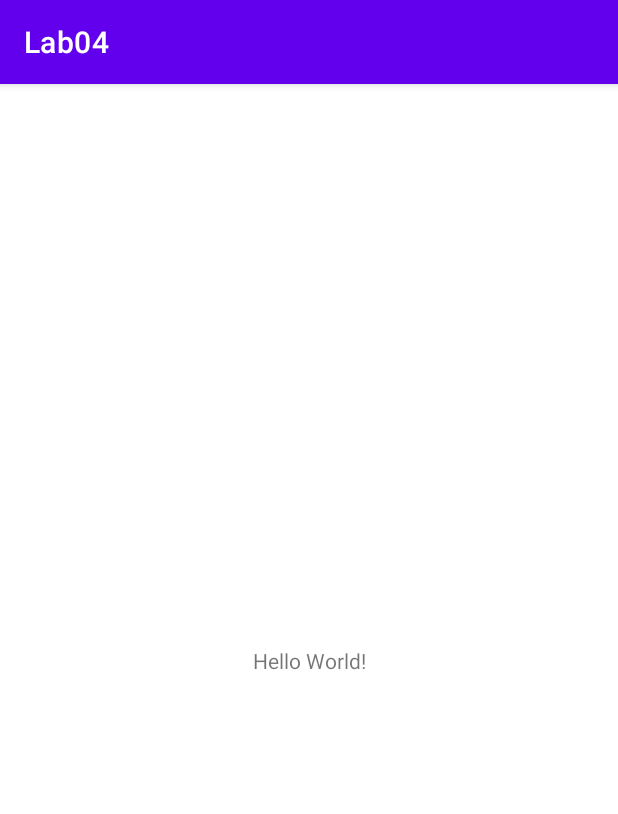
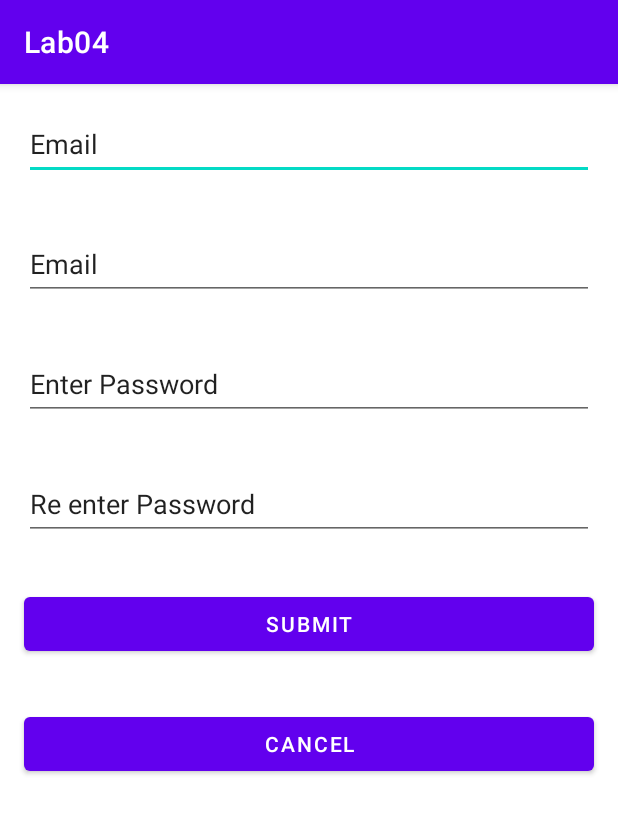
Before and after one commit to HasinduRanasinghe/MADTutorial04, an Android app: the screen it shows after launch (MainActivity), on a phone screen of 412 x 824 dp. Shown: the top 814 px of the screen. Run offline under Robolectric (Android 15) with nearby library versions, the phone set to English and light mode, and no system bars.

Commit message:
Second Commit

```diff
--- a/app/src/main/res/layout/activity_main.xml
+++ b/app/src/main/res/layout/activity_main.xml
@@ -1,18 +1,60 @@
 <?xml version="1.0" encoding="utf-8"?>
-<androidx.constraintlayout.widget.ConstraintLayout xmlns:android="http://schemas.android.com/apk/res/android"
+<LinearLayout xmlns:android="http://schemas.android.com/apk/res/android"
     xmlns:app="http://schemas.android.com/apk/res-auto"
     xmlns:tools="http://schemas.android.com/tools"
     android:layout_width="match_parent"
     android:layout_height="match_parent"
+    android:orientation="vertical"
     tools:context=".MainActivity">
 
-    <TextView
-        android:layout_width="wrap_content"
+    <EditText
+        android:id="@+id/text01Email"
+        android:layout_width="match_parent"
+        android:layout_height="48dp"
+        android:layout_margin="16dp"
+        android:ems="10"
+        android:inputType="textEmailAddress"
+        android:text="@string/text01Email" />
+
+    <EditText
+        android:id="@+id/text02Email"
+        android:layout_width="match_parent"
+        android:layout_height="48dp"
+        android:layout_margin="16dp"
+        android:ems="10"
+        android:inputType="textEmailAddress"
+        android:text="@string/text02Email" />
+
+    <EditText
+        android:id="@+id/text03Password"
+        android:layout_width="match_parent"
+        android:layout_height="48dp"
+        android:layout_margin="16dp"
+        android:ems="10"
+        android:inputType="textPersonName"
+        android:text="@string/text03Password" />
+
+    <EditText
+        android:id="@+id/text04Password"
+        android:layout_width="match_parent"
+        android:layout_height="48dp"
+        android:layout_margin="16dp"
+        android:ems="10"
+        android:inputType="textPersonName"
+        android:text="@string/text04Password" />
+
+    <Button
+        android:id="@+id/button_submit"
+        android:layout_width="match_parent"
         android:layout_height="wrap_content"
-        android:text="Hello World!"
-        app:layout_constraintBottom_toBottomOf="parent"
-        app:layout_constraintEnd_toEndOf="parent"
-        app:layout_constraintStart_toStartOf="parent"
-        app:layout_constraintTop_toTopOf="parent" />
+        android:layout_margin="16dp"
+        android:text="@string/button_submit" />
 
-</androidx.constraintlayout.widget.ConstraintLayout>
+    <Button
+        android:id="@+id/button_cancel"
+        android:layout_width="match_parent"
+        android:layout_height="wrap_content"
+        android:layout_margin="16dp"
+        android:text="@string/button_cancel" />
+
+</LinearLayout>
--- a/app/src/main/res/values/strings.xml
+++ b/app/src/main/res/values/strings.xml
@@ -1,3 +1,9 @@
 <resources>
     <string name="app_name">Lab04</string>
+    <string name="text01Email">Email</string>
+    <string name="text02Email">Email</string>
+    <string name="text03Password">Enter Password</string>
+    <string name="text04Password">Re enter Password</string>
+    <string name="button_submit">Submit</string>
+    <string name="button_cancel">Cancel</string>
 </resources>
```
